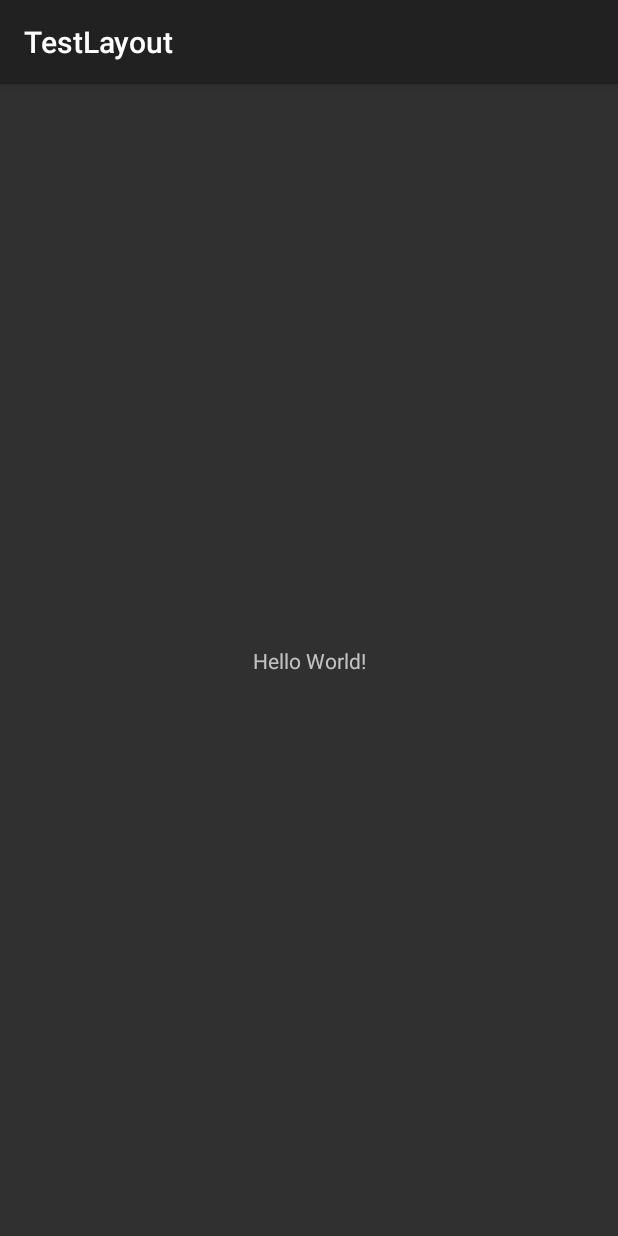
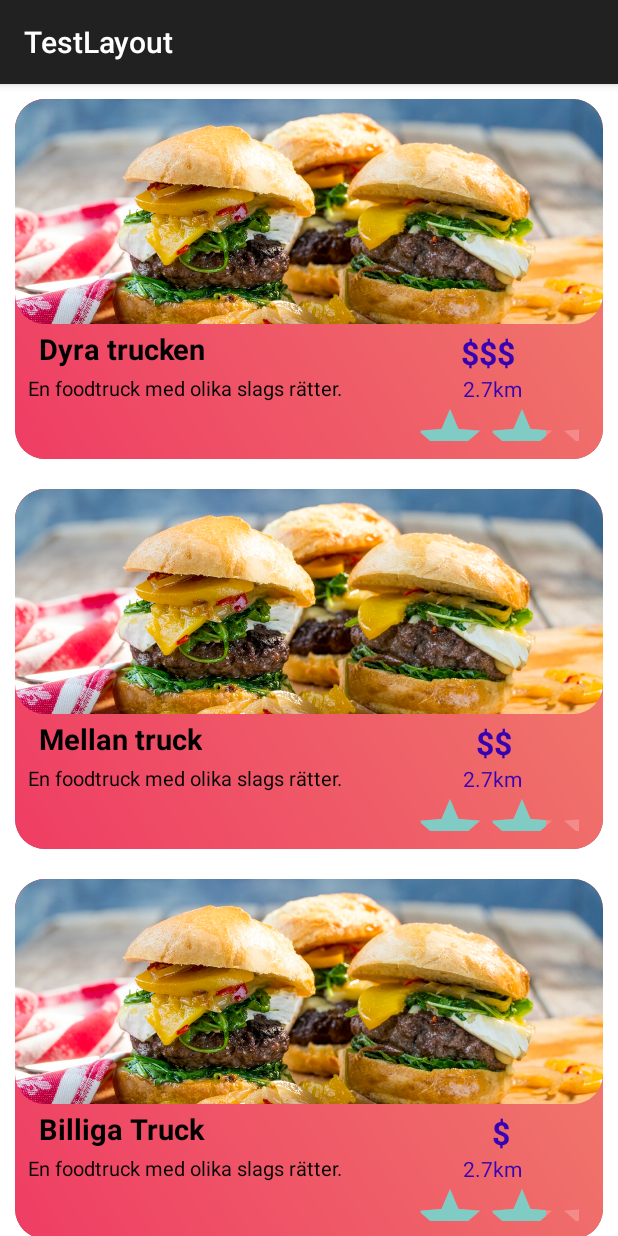
Before and after one commit to ahmadardal/Food-Truck, an Android app: the screen it shows after launch (MainActivity before the commit, StoreActivity after it), on a phone screen of 412 x 824 dp. Run offline under Robolectric (Android 15) with nearby library versions, the phone set to English and light mode, and no system bars.

Commit message:
Merge everyones code

```diff
--- a/app/src/main/java/com/example/food_trock/DataManager.kt
+++ b/app/src/main/java/com/example/food_trock/DataManager.kt
@@ -1,4 +1,6 @@
 package com.example.food_trock
+
+import com.example.food_trock.models.Store
 
 object DataManager {
 
--- a/app/src/main/java/com/example/food_trock/MainActivity.kt
+++ b/app/src/main/java/com/example/food_trock/MainActivity.kt
@@ -4,16 +4,15 @@ package com.example.food_trock
 import android.content.Intent
 import androidx.appcompat.app.AppCompatActivity
 import android.os.Bundle
+import com.example.food_trock.activities.StoreActivity
 
 class MainActivity : AppCompatActivity() {
     override fun onCreate(savedInstanceState: Bundle?) {
         super.onCreate(savedInstanceState)
         setContentView(R.layout.activity_main)
 
-        /*
         var intent = Intent(this, StoreActivity::class.java)
         startActivity(intent)
-         */
 
     }
 }
--- a/app/src/main/java/com/example/food_trock/models/editOwnerProfil.kt
+++ b/app/src/main/java/com/example/food_trock/activities/EditOwnerProfil.kt
@@ -1,4 +1,4 @@
-package com.example.food_trock.models
+package com.example.food_trock.activities
 
 import androidx.appcompat.app.AppCompatActivity
 import android.os.Bundle
--- a/app/src/main/java/com/example/food_trock/models/inLoggninOwner.kt
+++ b/app/src/main/java/com/example/food_trock/activities/InLoggninOwner.kt
@@ -1,4 +1,4 @@
-package com.example.food_trock.models
+package com.example.food_trock.activities
 
 import android.content.Intent
 import androidx.appcompat.app.AppCompatActivity
--- a/app/src/main/java/com/example/food_trock/models/inLoggningActivity.kt
+++ b/app/src/main/java/com/example/food_trock/activities/InLoggningActivity.kt
@@ -1,4 +1,4 @@
-package com.example.food_trock.models
+package com.example.food_trock.activities
 
 import android.content.Intent
 import androidx.appcompat.app.AppCompatActivity
--- a/app/src/main/java/com/example/food_trock/models/SplashActivity.kt
+++ b/app/src/main/java/com/example/food_trock/activities/SplashActivity.kt
@@ -1,4 +1,4 @@
-package com.example.food_trock.models
+package com.example.food_trock.activities
 
 import android.content.Intent
 import androidx.appcompat.app.AppCompatActivity
--- a/app/src/main/java/com/example/food_trock/TestDB.kt
+++ b/app/src/main/java/com/example/food_trock/activities/TestDB.kt
@@ -1,13 +1,11 @@
-package com.example.food_trock
+package com.example.food_trock.activities
 
-import android.app.Activity
 import androidx.appcompat.app.AppCompatActivity
 import android.os.Bundle
 import android.util.Log
-import android.view.WindowManager
 import android.widget.Button
 import android.widget.TextView
-import androidx.recyclerview.widget.RecyclerView
+import com.example.food_trock.R
 import com.example.food_trock.models.FoodTruckProfile
 import com.google.firebase.firestore.FirebaseFirestore
 import com.google.firebase.firestore.SetOptions
--- a/app/src/main/java/com/example/food_trock/storeAdapter.kt
+++ b/app/src/main/java/com/example/food_trock/adapters/StoreAdapter.kt
@@ -1,7 +1,6 @@
-package com.example.food_trock
+package com.example.food_trock.adapters
 
 import android.content.Context
-import android.util.Log
 import android.view.LayoutInflater
 import android.view.View
 import android.view.ViewGroup
@@ -9,6 +8,8 @@ import android.widget.RatingBar
 import android.widget.TextView
 import androidx.cardview.widget.CardView
 import androidx.recyclerview.widget.RecyclerView
+import com.example.food_trock.R
+import com.example.food_trock.models.Store
 import com.google.android.material.imageview.ShapeableImageView
 
 class storeAdapter(val context: Context, val storeList: List<Store> ) :
--- a/app/src/main/java/com/example/food_trock/firebase/FireStoreClass.kt
+++ b/app/src/main/java/com/example/food_trock/firebase/FireStoreClass.kt
@@ -1,11 +1,7 @@
 package com.example.food_trock.firebase
 
-import android.util.Log
-import com.example.food_trock.TestDB
-import com.example.food_trock.models.FoodTruckProfile
 import com.google.firebase.auth.FirebaseAuth
 import com.google.firebase.firestore.FirebaseFirestore
-import com.google.firebase.firestore.SetOptions
 
 class FireStoreClass {
 
--- a/app/src/main/java/com/example/food_trock/StoreFragment.kt
+++ b/app/src/main/java/com/example/food_trock/fragments/StoreFragment.kt
@@ -1,14 +1,13 @@
-package com.example.food_trock
+package com.example.food_trock.fragments
 
 import android.os.Bundle
-import android.util.Log
 import android.view.LayoutInflater
 import android.view.View
 import android.view.ViewGroup
-import android.widget.Button
 import android.widget.ImageButton
 import android.widget.TextView
 import androidx.fragment.app.Fragment
+import com.example.food_trock.R
 
 class StoreFragment : Fragment() {
 
--- a/app/src/main/java/com/example/food_trock/Menu.kt
+++ b/app/src/main/java/com/example/food_trock/models/Menu.kt
@@ -1,3 +1,3 @@
-package com.example.food_trock
+package com.example.food_trock.models
 
 data class Menu(var menuIMG: Int, var menuName: String, var menuPrice: Double, var menuDescription: String)
--- a/app/src/main/java/com/example/food_trock/Store.kt
+++ b/app/src/main/java/com/example/food_trock/models/Store.kt
@@ -1,4 +1,4 @@
-package com.example.food_trock
+package com.example.food_trock.models
 
 import android.widget.RatingBar
 import androidx.cardview.widget.CardView
--- a/app/src/main/res/layout/activity_store.xml
+++ b/app/src/main/res/layout/activity_store.xml
@@ -4,6 +4,7 @@
     xmlns:tools="http://schemas.android.com/tools"
     android:layout_width="match_parent"
     android:layout_height="match_parent"
+    android:background="@color/white"
     tools:context=".MainActivity">
 
 
--- a/app/src/main/res/layout/activity_test_db.xml
+++ b/app/src/main/res/layout/activity_test_db.xml
@@ -6,7 +6,7 @@
     android:background="@color/white"
     android:gravity="center_horizontal"
     android:orientation="vertical"
-    tools:context=".TestDB">
+    tools:context=".activities.TestDB">
 
     <TextView
         android:id="@+id/tv_database_test"
--- a/app/src/main/res/layout/store_item.xml
+++ b/app/src/main/res/layout/store_item.xml
@@ -10,57 +10,96 @@
     <androidx.cardview.widget.CardView
         android:id="@+id/cardView"
         android:layout_width="match_parent"
-        android:layout_height="260dp"
-        app:cardBackgroundColor="#CCE10D"
-        app:cardCornerRadius="30dp"
-        app:cardElevation="-1dp"
-        app:contentPadding="4dp"
+        android:layout_height="240dp"
+        app:cardCornerRadius="20dp"
+        app:cardElevation="-5dp"
         app:layout_constraintEnd_toEndOf="parent"
         app:layout_constraintStart_toStartOf="parent"
         app:layout_constraintTop_toTopOf="parent">
 
-    </androidx.cardview.widget.CardView>
+        <androidx.constraintlayout.widget.ConstraintLayout
+            android:layout_width="match_parent"
+            android:layout_height="match_parent">
+
+            <ImageView
+                android:id="@+id/imageView2"
+                android:layout_width="match_parent"
+                android:layout_height="match_parent"
+                android:scaleType="fitXY"
+                app:layout_constraintBottom_toBottomOf="parent"
+                app:layout_constraintEnd_toEndOf="parent"
+                app:layout_constraintStart_toStartOf="parent"
+                app:layout_constraintTop_toTopOf="parent"
+                app:srcCompat="@drawable/mail_background" />
 
             <com.google.android.material.imageview.ShapeableImageView
                 android:id="@+id/storeImage"
                 android:layout_width="match_parent"
-        android:layout_height="120dp"
-        android:layout_margin="10dp"
-        android:adjustViewBounds="true"
+                android:layout_height="150dp"
                 android:scaleType="centerCrop"
+                app:layout_constraintBottom_toBottomOf="@+id/imageView2"
                 app:layout_constraintEnd_toEndOf="parent"
+                app:layout_constraintHorizontal_bias="0.0"
                 app:layout_constraintStart_toStartOf="parent"
-        app:layout_constraintTop_toTopOf="@+id/cardView"
+                app:layout_constraintTop_toTopOf="@+id/imageView2"
+                app:layout_constraintVertical_bias="0.0"
+                app:shapeAppearanceOverlay="@style/ShapeAppearanceOverlay.App.CornerSize50Percent"
                 app:srcCompat="@drawable/hamburger" />
 
             <TextView
                 android:id="@+id/txtName"
                 android:layout_width="wrap_content"
-        android:layout_height="wrap_content"
-        android:layout_marginStart="15dp"
-        android:layout_marginBottom="10dp"
+                android:layout_height="30dp"
+                android:layout_marginTop="115dp"
                 android:text="Ortens Truck"
                 android:textColor="@color/black"
-        android:textSize="24sp"
+                android:textSize="19sp"
                 android:textStyle="bold"
                 app:layout_constraintBottom_toTopOf="@+id/txtDescription"
+                app:layout_constraintEnd_toEndOf="parent"
+                app:layout_constraintHorizontal_bias="0.056"
                 app:layout_constraintStart_toStartOf="parent"
-        app:layout_constraintTop_toBottomOf="@+id/storeImage"
-        app:layout_constraintVertical_chainStyle="packed" />
+                app:layout_constraintTop_toBottomOf="@+id/imageView2" />
 
+            <TextView
+                android:id="@+id/txtDescription"
+                android:layout_width="wrap_content"
+                android:layout_height="wrap_content"
+                android:text="Description"
+                android:textColor="@color/black"
+                android:textSize="13sp"
+                android:textStyle="normal"
+                app:layout_constraintBottom_toTopOf="@+id/imageView2"
+                app:layout_constraintEnd_toEndOf="parent"
+                app:layout_constraintHorizontal_bias="0.049"
+                app:layout_constraintStart_toStartOf="parent"
+                app:layout_constraintTop_toBottomOf="@+id/txtName" />
+
+            <RatingBar
+                android:id="@+id/ratingBar"
+                android:layout_width="110dp"
+                android:layout_height="25dp"
+                android:contentDescription="@string/app_name"
+                app:layout_constraintBottom_toTopOf="@+id/imageView2"
+                app:layout_constraintEnd_toEndOf="parent"
+                app:layout_constraintHorizontal_bias="0.943"
+                app:layout_constraintStart_toStartOf="parent"
+                app:layout_constraintTop_toBottomOf="@+id/txtDistance" />
 
             <TextView
                 android:id="@+id/txtPriceClass"
                 android:layout_width="wrap_content"
                 android:layout_height="wrap_content"
+                android:layout_marginTop="142dp"
                 android:text="$$"
                 android:textColor="@color/purple_700"
-        android:textSize="24sp"
+                android:textSize="21sp"
                 android:textStyle="bold"
                 app:layout_constraintBottom_toTopOf="@+id/txtDistance"
-        app:layout_constraintEnd_toEndOf="@+id/txtDistance"
-        app:layout_constraintStart_toStartOf="@+id/txtDistance"
-        app:layout_constraintTop_toBottomOf="@+id/storeImage" />
+                app:layout_constraintEnd_toEndOf="parent"
+                app:layout_constraintHorizontal_bias="0.836"
+                app:layout_constraintStart_toStartOf="parent"
+                app:layout_constraintTop_toBottomOf="@+id/imageView2" />
 
             <TextView
                 android:id="@+id/txtDistance"
@@ -71,33 +110,13 @@
                 android:textSize="14sp"
                 android:textStyle="normal"
                 app:layout_constraintBottom_toTopOf="@+id/ratingBar"
-        app:layout_constraintEnd_toEndOf="@+id/ratingBar"
-        app:layout_constraintStart_toStartOf="@+id/ratingBar"
+                app:layout_constraintEnd_toEndOf="parent"
+                app:layout_constraintHorizontal_bias="0.847"
+                app:layout_constraintStart_toStartOf="parent"
                 app:layout_constraintTop_toBottomOf="@+id/txtPriceClass" />
+        </androidx.constraintlayout.widget.ConstraintLayout>
 
-
-    <RatingBar
-        android:id="@+id/ratingBar"
-        android:layout_width="110dp"
-        android:layout_height="25dp"
-        android:layout_marginEnd="20dp"
-        android:contentDescription="@string/app_name"
-        app:layout_constraintBottom_toBottomOf="@+id/cardView"
-        app:layout_constraintEnd_toEndOf="parent"
-        app:layout_constraintTop_toBottomOf="@+id/txtDistance" />
-
-    <TextView
-        android:id="@+id/txtDescription"
-        android:layout_width="wrap_content"
-        android:layout_height="wrap_content"
-        android:layout_marginBottom="15dp"
-        android:text="Description"
-        android:textColor="@color/black"
-        android:textSize="16sp"
-        android:textStyle="normal"
-        app:layout_constraintBottom_toBottomOf="@+id/cardView"
-        app:layout_constraintStart_toStartOf="@+id/txtName"
-        app:layout_constraintTop_toBottomOf="@+id/txtName" />
+    </androidx.cardview.widget.CardView>
 
 
 </androidx.constraintlayout.widget.ConstraintLayout>
--- a/app/src/main/res/values/themes.xml
+++ b/app/src/main/res/values/themes.xml
@@ -23,4 +23,8 @@
 
         <!-- Customize your theme here. -->
     </style>
+
+    <style name="ShapeAppearanceOverlay.App.CornerSize50Percent" parent="">
+        <item name="cornerSize">20dp</item>
+    </style>
 </resources>
```
Also changed, not shown: app/src/main/AndroidManifest.xml (+6 -6 lines), app/src/main/java/com/example/food_trock/activities/StoreActivity.kt (renamed from app/src/main/java/com/example/food_trock/StoreActivity.kt, +6 -1 lines), app/src/main/java/com/example/food_trock/adapters/MenuListAdapter.kt (renamed from app/src/main/java/com/example/food_trock/menuListAdapter.kt, +5 -3 lines), app/src/main/res/layout/activity_in_loggning.xml (+2 -19 lines). Lines whose indentation alone changed are shown as unchanged.
